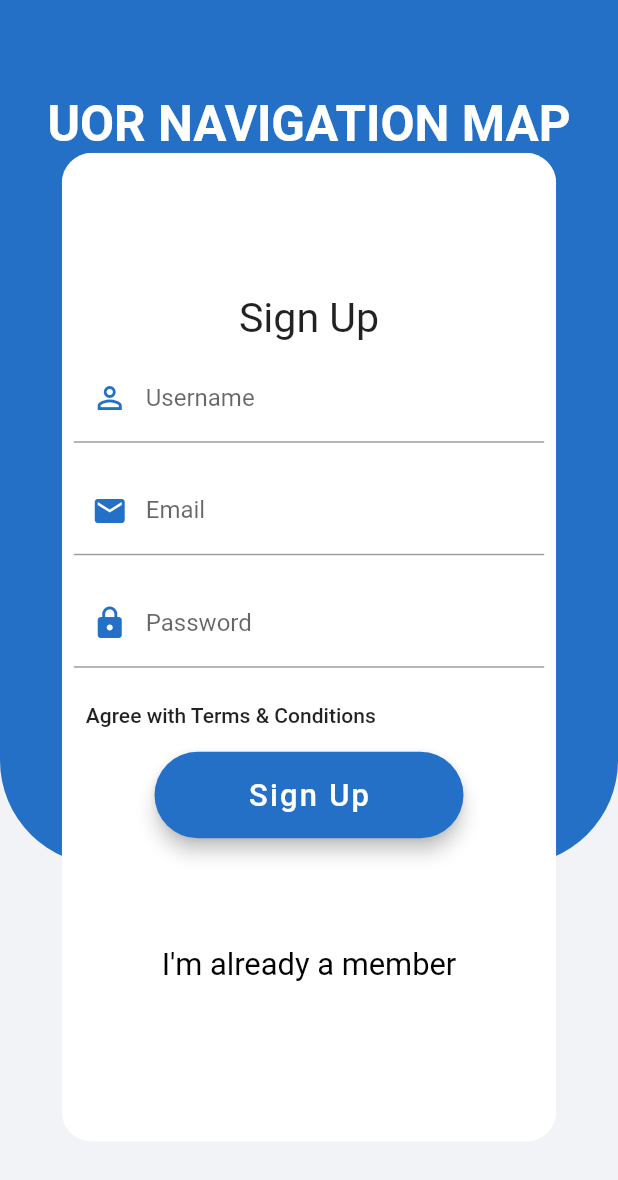
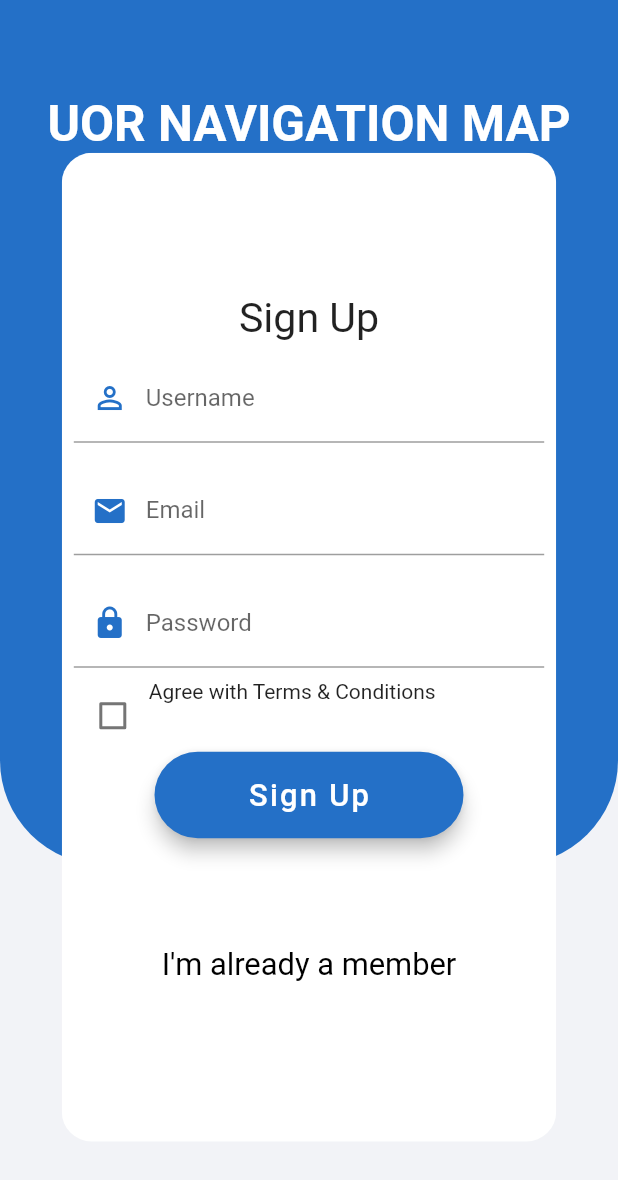
Before and after one commit to sudathks/uor, a Flutter app: the SBody screen opened directly, on a phone screen of 412 x 824 dp. Shown: the top 1180 px of the screen. Run offline on Flutter 3.47's test engine with Material 2 defaults, Android fonts, the phone set to English and light mode, and no system bars.

Commit message:
signup page modification

```diff
--- a/lib/Screens/SignUp/signup_page.dart
+++ b/lib/Screens/SignUp/signup_page.dart
@@ -19,6 +19,7 @@ class SBody extends StatefulWidget
 class _SignUpPageState extends State<SBody>
 {
   String username,password,email,id;
+  bool checkB = false;
   Widget _buildLogo(){
     return Row(
       mainAxisAlignment: MainAxisAlignment.center,
@@ -98,13 +99,26 @@ class _SignUpPageState extends State<SBody>
         ),
       );
   }
-  Widget buildForgetPasswordButton()
+  Widget buildAgreeButton() // Terms and Conditions
   {
     return Row(
       mainAxisAlignment: MainAxisAlignment.start,
       crossAxisAlignment: CrossAxisAlignment.start,
       children: <Widget>[
-        FlatButton(onPressed: (){}, child: Text("Agree with Terms & Conditions"),),
+        SizedBox(width: 10,),
+        Checkbox(
+          checkColor: Colors.red,
+          activeColor: Colors.white,
+          value:this.checkB,
+          onChanged:(bool value){
+            setState(() {
+              this.checkB = value;
+            });
+          }
+          ),
+        Text(
+          "Agree with Terms & Conditions"
+          ),
       ],
     );
   }
@@ -198,7 +212,7 @@ class _SignUpPageState extends State<SBody>
                 _buildUsernameRow(),
                 _buidemailRow(),
                 _buildPasswordRow(),
-                buildForgetPasswordButton(),
+                buildAgreeButton(),
                 buildSignUpButton(),
                 buildLoginButton(),
               ],
```
